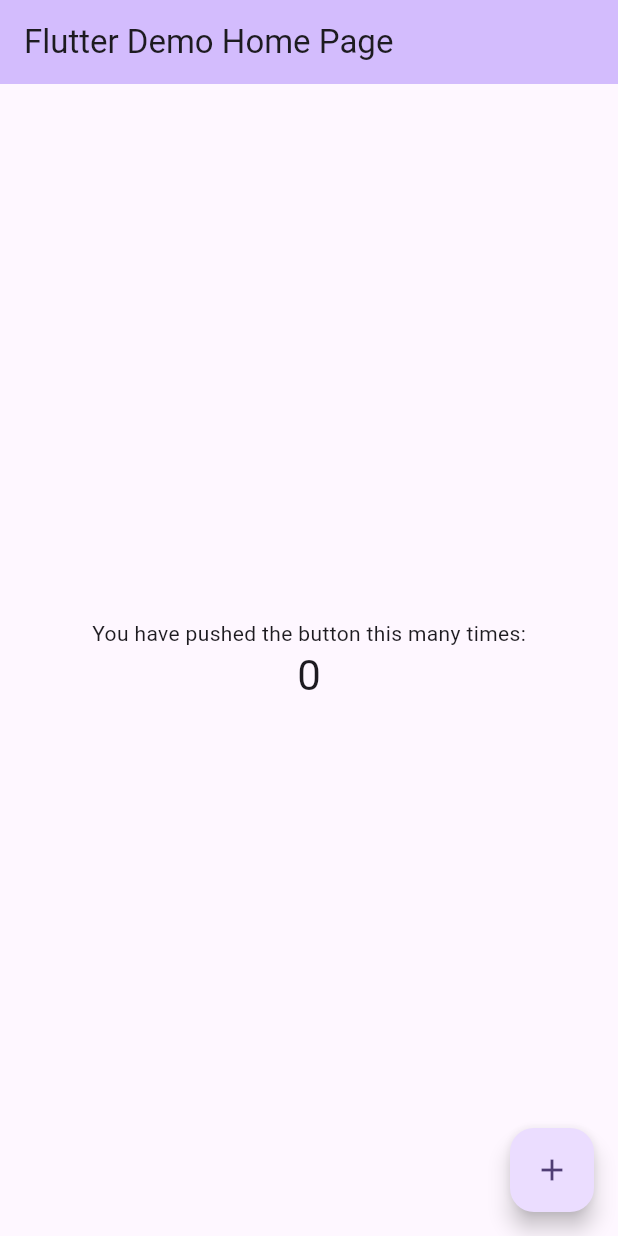
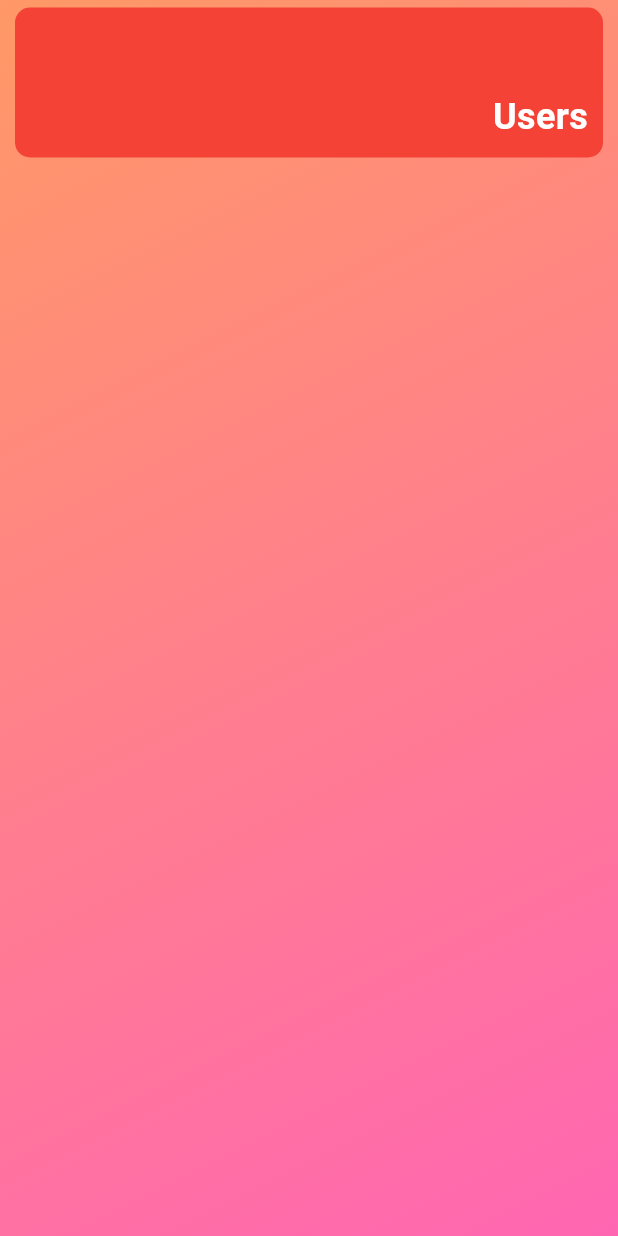
Before and after one commit to prodromossarakinou/flutter-feature-based-design, a Flutter app: the screen it shows after launch, on a phone screen of 412 x 824 dp. Run offline on Flutter 3.47's test engine with Material 3 defaults, Android fonts, the phone set to English and light mode, and no system bars; our stand-ins replace flutter_riverpod, go_router, riverpod_annotation; generated files the repository leaves out were written again.

Commit message:
Riverpod example has finished;
(Base functionality)

```diff
--- /dev/null
+++ b/riverpod_example/lib/core/navigation/router_config.dart
@@ -0,0 +1,31 @@
+
+import 'package:riverpod_example/features/home/presentation/views/home_view.dart';
+import 'package:riverpod_example/features/user/presentation/views/users_list_view.dart';
+import 'package:flutter/material.dart';
+import 'package:go_router/go_router.dart';
+
+abstract class AppRouter {
+  static String get home => '/';
+  static String get usersList => '/users';
+
+  static GoRouter get router => _router;
+}
+
+final GoRouter _router = GoRouter(
+  routes: <RouteBase>[
+    GoRoute(
+      path: AppRouter.home,
+      builder: (BuildContext context, GoRouterState state) {
+        return const HomeView();
+      },
+      routes: <RouteBase>[
+        GoRoute(
+          path: AppRouter.usersList,
+          builder: (BuildContext context, GoRouterState state) {
+            return const UsersListView();
+          },
+        ),
+      ],
+    ),
+  ],
+);
--- /dev/null
+++ b/riverpod_example/lib/core/presentation/widgets/app_scaffold.dart
@@ -0,0 +1,100 @@
+import 'package:flutter/gestures.dart';
+import 'package:flutter/material.dart';
+
+class AppScaffold extends StatelessWidget {
+  const AppScaffold({
+    super.key,
+    this.appBar,
+    this.body,
+    this.floatingActionButton,
+    this.floatingActionButtonLocation,
+    this.floatingActionButtonAnimator,
+    this.persistentFooterButtons,
+    this.persistentFooterAlignment = AlignmentDirectional.centerEnd,
+    this.drawer,
+    this.onDrawerChanged,
+    this.endDrawer,
+    this.onEndDrawerChanged,
+    this.bottomNavigationBar,
+    this.bottomSheet,
+    this.backgroundColor,
+    this.resizeToAvoidBottomInset,
+    this.primary = true,
+    this.drawerDragStartBehavior = DragStartBehavior.start,
+    this.extendBody = false,
+    this.extendBodyBehindAppBar = false,
+    this.drawerScrimColor,
+    this.drawerEdgeDragWidth,
+    this.drawerEnableOpenDragGesture = true,
+    this.endDrawerEnableOpenDragGesture = true,
+    this.restorationId,
+  });
+
+  final bool extendBody;
+  final bool extendBodyBehindAppBar;
+  final PreferredSizeWidget? appBar;
+  final Widget? body;
+  final Widget? floatingActionButton;
+  final FloatingActionButtonLocation? floatingActionButtonLocation;
+  final FloatingActionButtonAnimator? floatingActionButtonAnimator;
+  final List<Widget>? persistentFooterButtons;
+  final AlignmentDirectional persistentFooterAlignment;
+  final Widget? drawer;
+  final DrawerCallback? onDrawerChanged;
+  final Widget? endDrawer;
+  final DrawerCallback? onEndDrawerChanged;
+  final Color? drawerScrimColor;
+  final Color? backgroundColor;
+  final Widget? bottomNavigationBar;
+  final Widget? bottomSheet;
+  final bool? resizeToAvoidBottomInset;
+  final bool primary;
+  final DragStartBehavior drawerDragStartBehavior;
+  final double? drawerEdgeDragWidth;
+  final bool drawerEnableOpenDragGesture;
+  final bool endDrawerEnableOpenDragGesture;
+
+  final String? restorationId;
+
+  @override
+  Widget build(BuildContext context) {
+    return Scaffold(
+      extendBody: extendBody,
+      extendBodyBehindAppBar: extendBodyBehindAppBar,
+      appBar: appBar,
+      body: Container(
+        decoration: const BoxDecoration(
+          gradient: LinearGradient(
+            colors: [
+              Color(0xFFff9966), // έντονο πορτοκαλί
+              Color(0xffff66b2), // κοκκινωπό
+            ],
+            begin: Alignment.topLeft,
+            end: Alignment.bottomRight,
+          ),
+        ),
+        padding: const EdgeInsets.symmetric(vertical: 5.0, horizontal: 10.0),
+        child: SafeArea(child: body ?? const Placeholder()),
+      ),
+      floatingActionButton: floatingActionButton,
+      floatingActionButtonLocation: floatingActionButtonLocation,
+      floatingActionButtonAnimator: floatingActionButtonAnimator,
+      persistentFooterButtons: persistentFooterButtons,
+      persistentFooterAlignment: persistentFooterAlignment,
+      drawer: drawer,
+      onDrawerChanged: onDrawerChanged,
+      endDrawer: endDrawer,
+      onEndDrawerChanged: onEndDrawerChanged,
+      drawerScrimColor: drawerScrimColor,
+      backgroundColor: backgroundColor,
+      bottomNavigationBar: bottomNavigationBar,
+      bottomSheet: bottomSheet,
+      resizeToAvoidBottomInset: resizeToAvoidBottomInset,
+      primary: primary,
+      drawerDragStartBehavior: drawerDragStartBehavior,
+      drawerEdgeDragWidth: drawerEdgeDragWidth,
+      drawerEnableOpenDragGesture: drawerEnableOpenDragGesture,
+      endDrawerEnableOpenDragGesture: endDrawerEnableOpenDragGesture,
+    );
+  }
+}
--- /dev/null
+++ b/riverpod_example/lib/core/riverpod_example_app.dart
@@ -0,0 +1,32 @@
+
+import 'package:riverpod_example/core/navigation/router_config.dart';
+import 'package:flutter/material.dart';
+
+class RiverpodExampleApp extends StatelessWidget {
+  const RiverpodExampleApp({super.key});
+
+  @override
+  Widget build(BuildContext context) {
+    return MaterialApp.router(
+      theme: ThemeData(
+        appBarTheme: const AppBarTheme(
+          color: Colors.red,
+          titleTextStyle: TextStyle(
+            fontSize: 22,
+            color: Colors.white,
+            fontWeight: FontWeight.bold,
+          ),
+          iconTheme: IconThemeData(
+            color: Colors.white,
+          )
+        ),
+        textTheme: const TextTheme(
+          bodyMedium: TextStyle(
+            fontSize: 24,
+          ),
+        ),
+      ),
+      routerConfig: AppRouter.router,
+    );
+  }
+}
--- /dev/null
+++ b/riverpod_example/lib/core/utilities/app_config.dart
@@ -0,0 +1,8 @@
+
+abstract class AppConfig {
+
+
+  ///Endpoints;
+  static String get users => "https://jsonplaceholder.typicode.com/users";
+
+}
--- /dev/null
+++ b/riverpod_example/lib/features/home/presentation/views/home_view.dart
@@ -0,0 +1,42 @@
+import 'package:riverpod_example/core/navigation/router_config.dart';
+import 'package:riverpod_example/core/presentation/widgets/app_scaffold.dart';
+import 'package:flutter/material.dart';
+import 'package:go_router/go_router.dart';
+
+class HomeView extends StatelessWidget {
+  const HomeView({super.key});
+
+  @override
+  Widget build(BuildContext context) {
+    return AppScaffold(
+      body: Column(
+        children: [
+          Container(
+            decoration: BoxDecoration(
+              borderRadius: BorderRadius.circular(10.0),
+              color: Colors.red,
+            ),
+            height: 100,
+            width: double.infinity,
+            child: InkWell(
+              onTap: () {
+                context.go(AppRouter.usersList);
+              },
+              child: Container(
+                padding: const EdgeInsets.all(10),
+                alignment: Alignment.bottomRight,
+                child: const Text(
+                  'Users',
+                  style: TextStyle(
+                    color: Colors.white,
+                    fontWeight: FontWeight.bold,
+                  ),
+                ),
+              ),
+            ),
+          )
+        ],
+      ),
+    );
+  }
+}
--- /dev/null
+++ b/riverpod_example/lib/features/user/presentation/riverpod/users_list_provider.dart
@@ -0,0 +1,12 @@
+
+
+import 'package:riverpod_example/features/user/data/models/user_representation.dart';
+import 'package:riverpod_annotation/riverpod_annotation.dart';
+import 'package:riverpod_example/features/user/data/repository/user_repository.dart';
+
+part 'users_list_provider.g.dart';
+
+@riverpod
+Future<List<UserRepresentation>> usersList(UsersListRef ref) async {
+  return await UserRepository.instance.fetchUsers();
+}
--- a/riverpod_example/lib/main.dart
+++ b/riverpod_example/lib/main.dart
@@ -1,125 +1,11 @@
+import 'package:flutter_riverpod/flutter_riverpod.dart';
+import 'package:riverpod_example/core/riverpod_example_app.dart';
 import 'package:flutter/material.dart';
 
 void main() {
-  runApp(const MyApp());
+  runApp(
+    const ProviderScope(
+      child: RiverpodExampleApp(),
+    ),
+  );
 }
-
-class MyApp extends StatelessWidget {
-  const MyApp({super.key});
-
-  // This widget is the root of your application.
-  @override
-  Widget build(BuildContext context) {
-    return MaterialApp(
-      title: 'Flutter Demo',
-      theme: ThemeData(
-        // This is the theme of your application.
-        //
-        // TRY THIS: Try running your application with "flutter run". You'll see
-        // the application has a purple toolbar. Then, without quitting the app,
-        // try changing the seedColor in the colorScheme below to Colors.green
-        // and then invoke "hot reload" (save your changes or press the "hot
-        // reload" button in a Flutter-supported IDE, or press "r" if you used
-        // the command line to start the app).
-        //
-        // Notice that the counter didn't reset back to zero; the application
-        // state is not lost during the reload. To reset the state, use hot
-        // restart instead.
-        //
-        // This works for code too, not just values: Most code changes can be
-        // tested with just a hot reload.
-        colorScheme: ColorScheme.fromSeed(seedColor: Colors.deepPurple),
-        useMaterial3: true,
-      ),
-      home: const MyHomePage(title: 'Flutter Demo Home Page'),
-    );
-  }
-}
-
-class MyHomePage extends StatefulWidget {
-  const MyHomePage({super.key, required this.title});
-
-  // This widget is the home page of your application. It is stateful, meaning
-  // that it has a State object (defined below) that contains fields that affect
-  // how it looks.
-
-  // This class is the configuration for the state. It holds the values (in this
-  // case the title) provided by the parent (in this case the App widget) and
-  // used by the build method of the State. Fields in a Widget subclass are
-  // always marked "final".
-
-  final String title;
-
-  @override
-  State<MyHomePage> createState() => _MyHomePageState();
-}
-
-class _MyHomePageState extends State<MyHomePage> {
-  int _counter = 0;
-
-  void _incrementCounter() {
-    setState(() {
-      // This call to setState tells the Flutter framework that something has
-      // changed in this State, which causes it to rerun the build method below
-      // so that the display can reflect the updated values. If we changed
-      // _counter without calling setState(), then the build method would not be
-      // called again, and so nothing would appear to happen.
-      _counter++;
-    });
-  }
-
-  @override
-  Widget build(BuildContext context) {
-    // This method is rerun every time setState is called, for instance as done
-    // by the _incrementCounter method above.
-    //
-    // The Flutter framework has been optimized to make rerunning build methods
-    // fast, so that you can just rebuild anything that needs updating rather
-    // than having to individually change instances of widgets.
-    return Scaffold(
-      appBar: AppBar(
-        // TRY THIS: Try changing the color here to a specific color (to
-        // Colors.amber, perhaps?) and trigger a hot reload to see the AppBar
-        // change color while the other colors stay the same.
-        backgroundColor: Theme.of(context).colorScheme.inversePrimary,
-        // Here we take the value from the MyHomePage object that was created by
-        // the App.build method, and use it to set our appbar title.
-        title: Text(widget.title),
-      ),
-      body: Center(
-        // Center is a layout widget. It takes a single child and positions it
-        // in the middle of the parent.
-        child: Column(
-          // Column is also a layout widget. It takes a list of children and
-          // arranges them vertically. By default, it sizes itself to fit its
-          // children horizontally, and tries to be as tall as its parent.
-          //
-          // Column has various properties to control how it sizes itself and
-          // how it positions its children. Here we use mainAxisAlignment to
-          // center the children vertically; the main axis here is the vertical
-          // axis because Columns are vertical (the cross axis would be
-          // horizontal).
-          //
-          // TRY THIS: Invoke "debug painting" (choose the "Toggle Debug Paint"
-          // action in the IDE, or press "p" in the console), to see the
-          // wireframe for each widget.
-          mainAxisAlignment: MainAxisAlignment.center,
-          children: <Widget>[
-            const Text(
-              'You have pushed the button this many times:',
-            ),
-            Text(
-              '$_counter',
-              style: Theme.of(context).textTheme.headlineMedium,
-            ),
-          ],
-        ),
-      ),
-      floatingActionButton: FloatingActionButton(
-        onPressed: _incrementCounter,
-        tooltip: 'Increment',
-        child: const Icon(Icons.add),
-      ), // This trailing comma makes auto-formatting nicer for build methods.
-    );
-  }
-}
```
Also changed, not shown: riverpod_example/lib/core/data/models/address_representation.dart (added, +25 -0 lines), riverpod_example/lib/core/data/models/company_representation.dart (added, +20 -0 lines), riverpod_example/lib/core/data/models/geo_representation.dart (added, +20 -0 lines), riverpod_example/lib/core/services/api_client.dart (added, +18 -0 lines), riverpod_example/lib/features/user/data/models/user_representation.dart (added, +30 -0 lines), riverpod_example/lib/features/user/data/repository/user_repository.dart (added, +25 -0 lines), riverpod_example/lib/features/user/presentation/views/users_list_view.dart (added, +40 -0 lines), riverpod_example/lib/features/user/presentation/widgets/user_item.dart (added, +56 -0 lines), riverpod_example/pubspec.yaml (+10 -70 lines), riverpod_example/lib/core/data/models/address_representation.g.dart (added), riverpod_example/lib/core/data/models/company_representation.g.dart (added), riverpod_example/lib/core/data/models/geo_representation.g.dart (added), riverpod_example/lib/features/user/data/models/user_representation.g.dart (added), riverpod_example/lib/features/user/presentation/riverpod/users_list_provider.g.dart (added), 1 more files, 1 other file.
